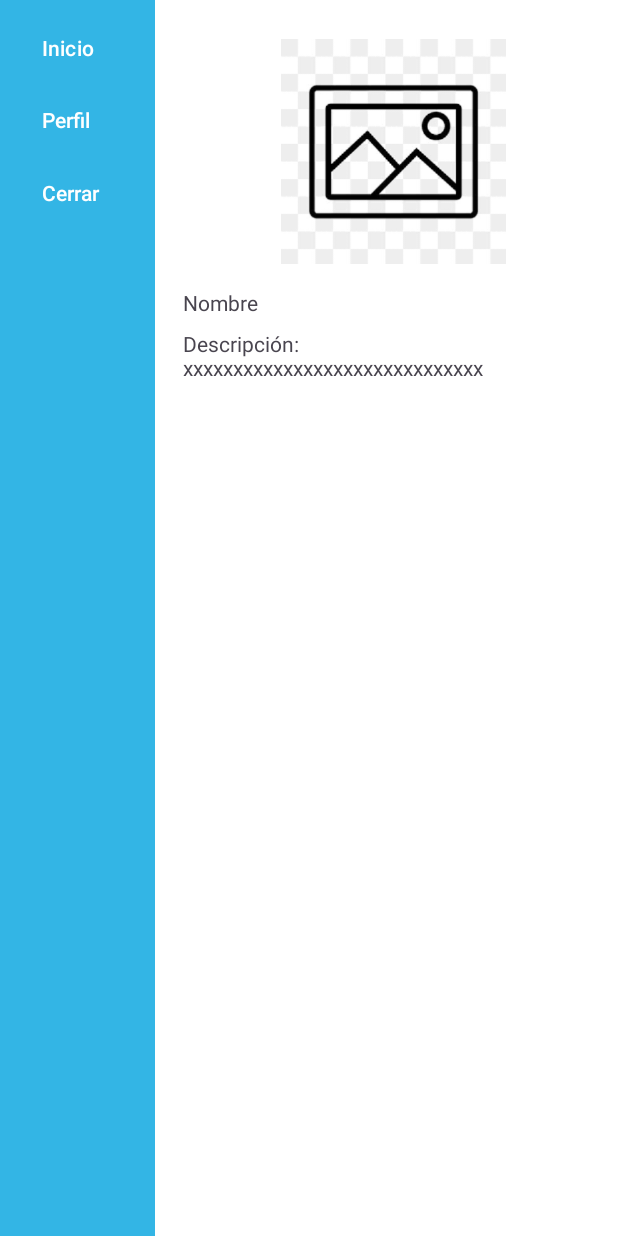
After one commit to nicoceron/SmartTravels, an Android app: the DetallePackageActivity screen opened directly, with no data from a screen before it, on a phone screen of 412 x 824 dp. The commit adds this screen. Run offline under Robolectric (Android 15) with nearby library versions, the phone set to English and light mode, and no system bars.

Commit message:
Se agrego la actividad para la información relacionada a paquetes junto con navegabilidad a inicio y perfil. Falta adecuar la actividad de paquetes al mockup.

```diff
--- a/app/src/main/AndroidManifest.xml
+++ b/app/src/main/AndroidManifest.xml
@@ -32,7 +32,9 @@
         <activity
             android:name=".ProfileActivity"
             android:exported="true" />
-
+        <activity
+            android:name=".DetallePackageActivity"
+            android:exported="true"/>
     </application>
 
 </manifest>
--- /dev/null
+++ b/app/src/main/java/com/example/smarttravels/DetallePackageActivity.kt
@@ -0,0 +1,41 @@
+package com.example.smarttravels
+
+import android.content.Intent
+import android.os.Bundle
+import androidx.appcompat.app.AppCompatActivity
+import com.google.android.material.navigation.NavigationView
+
+class DetallePackageActivity : AppCompatActivity() {
+
+    private lateinit var navigationView: NavigationView
+    override fun onCreate(savedInstanceState: Bundle?) {
+        super.onCreate(savedInstanceState)
+        setContentView(R.layout.activity_package)
+
+        // Aquí puedes inicializar cualquier elemento de la vista, por ejemplo:
+        navigationView = findViewById(R.id.navigationView)
+
+        navigationView.setNavigationItemSelectedListener { menuItem ->
+            when (menuItem.itemId) {
+                R.id.nav_home -> {
+                    val intent = Intent(this, MainActivity::class.java)
+                    startActivity(intent)
+                    true
+                }
+                R.id.nav_profile -> {
+                    // Acción para el item Profile
+                    val intent = Intent(this, ProfileActivity::class.java)
+                    startActivity(intent)
+                    true
+                }
+                R.id.nav_logout -> {
+                    // Acción para el item Logout
+                    // Aquí puedes implementar el código para cerrar sesión
+
+                    true
+                }
+                else -> false
+            }
+        }
+    }
+}
--- a/app/src/main/java/com/example/smarttravels/MainActivity.kt
+++ b/app/src/main/java/com/example/smarttravels/MainActivity.kt
@@ -45,7 +45,7 @@ class MainActivity : AppCompatActivity() {
         )
 
         // Inicializar los adaptadores
-        packageAdapter = PackageAdapter(packages)
+        packageAdapter = PackageAdapter(packages,this)
         bestForYouAdapter = BestForYouAdapter(bestForYouItems)
 
         // Configurar el RecyclerView para paquetes
--- a/app/src/main/java/com/example/smarttravels/PackageAdapter.kt
+++ b/app/src/main/java/com/example/smarttravels/PackageAdapter.kt
@@ -1,5 +1,7 @@
 package com.example.smarttravels
 
+import android.content.Context
+import android.content.Intent
 import android.view.LayoutInflater
 import android.view.View
 import android.view.ViewGroup
@@ -8,7 +10,7 @@ import android.widget.TextView
 import androidx.recyclerview.widget.RecyclerView
 import com.bumptech.glide.Glide
 
-class PackageAdapter(private val packages: List<Package>) :
+class PackageAdapter(private val packages: List<Package>, private val context: Context) :
     RecyclerView.Adapter<PackageAdapter.PackageViewHolder>() {
 
     class PackageViewHolder(itemView: View) : RecyclerView.ViewHolder(itemView) {
@@ -28,6 +30,13 @@ class PackageAdapter(private val packages: List<Package>) :
         Glide.with(holder.packageImage)
             .load(packageItem.imageUrl)
             .into(holder.packageImage)
+        holder.itemView.setOnClickListener {
+            // Aquí puedes iniciar la nueva actividad
+            val intent = Intent(context, DetallePackageActivity::class.java)
+            // Puedes añadir datos adicionales al intent si es necesario
+            intent.putExtra("packageId", packageItem.id)
+            context.startActivity(intent)
+        }
     }
 
     override fun getItemCount(): Int {
--- /dev/null
+++ b/app/src/main/res/layout/activity_package.xml
@@ -0,0 +1,74 @@
+<?xml version="1.0" encoding="utf-8"?>
+<androidx.constraintlayout.widget.ConstraintLayout xmlns:android="http://schemas.android.com/apk/res/android"
+    xmlns:app="http://schemas.android.com/apk/res-auto"
+    xmlns:tools="http://schemas.android.com/tools"
+    android:layout_width="match_parent"
+    android:layout_height="match_parent"
+    tools:context=".MainActivity"
+    android:padding="0dp"
+    android:background="@color/white">
+
+    <!-- Barra Lateral -->
+    <com.google.android.material.navigation.NavigationView
+        android:id="@+id/navigationView"
+        android:layout_width="103dp"
+        android:layout_height="match_parent"
+        android:layout_gravity="start"
+        android:background="@android:color/holo_blue_light"
+        app:layout_constraintBottom_toBottomOf="parent"
+        app:layout_constraintStart_toStartOf="parent"
+        app:layout_constraintTop_toTopOf="parent"
+        app:menu="@menu/nav_menu"
+        app:itemTextColor="@android:color/white"
+        app:itemIconTint="@android:color/white"/>
+
+    <!-- Contenido Principal -->
+    <androidx.constraintlayout.widget.ConstraintLayout
+        android:id="@+id/mainContent"
+        android:layout_width="300dp"
+        android:layout_height="match_parent"
+        android:padding="10dp"
+        app:layout_constraintBottom_toBottomOf="parent"
+        app:layout_constraintEnd_toEndOf="parent"
+        app:layout_constraintHorizontal_bias="1.0"
+        app:layout_constraintStart_toEndOf="@id/navigationView"
+        app:layout_constraintTop_toTopOf="parent"
+        app:layout_constraintVertical_bias="0.0">
+
+        <!-- Imagen de paquete -->
+        <ImageView
+            android:id="@+id/packageImage"
+            android:layout_width="150dp"
+            android:layout_height="150dp"
+            android:src="@drawable/placeholder"
+            app:layout_constraintTop_toTopOf="parent"
+            app:layout_constraintBottom_toTopOf="@+id/nameText"
+            app:layout_constraintStart_toStartOf="parent"
+            app:layout_constraintEnd_toEndOf="parent"
+            android:layout_marginTop="16dp"/>
+
+        <!-- Campo de texto para nombre -->
+        <TextView
+            android:id="@+id/nameText"
+            android:layout_width="0dp"
+            android:layout_height="wrap_content"
+            android:text="Nombre"
+            app:layout_constraintTop_toBottomOf="@+id/packageImage"
+            app:layout_constraintStart_toStartOf="parent"
+            app:layout_constraintEnd_toEndOf="parent"
+            android:layout_marginTop="16dp"/>
+
+        <!-- Texto descripcion-->
+        <TextView
+            android:id="@+id/ageText"
+            android:layout_width="0dp"
+            android:layout_height="wrap_content"
+            android:text="Descripción: xxxxxxxxxxxxxxxxxxxxxxxxxxxxxx"
+            app:layout_constraintTop_toBottomOf="@+id/nameText"
+            app:layout_constraintStart_toStartOf="parent"
+            app:layout_constraintEnd_toEndOf="parent"
+            android:layout_marginTop="8dp"/>
+
+
+    </androidx.constraintlayout.widget.ConstraintLayout>
+</androidx.constraintlayout.widget.ConstraintLayout>
```
